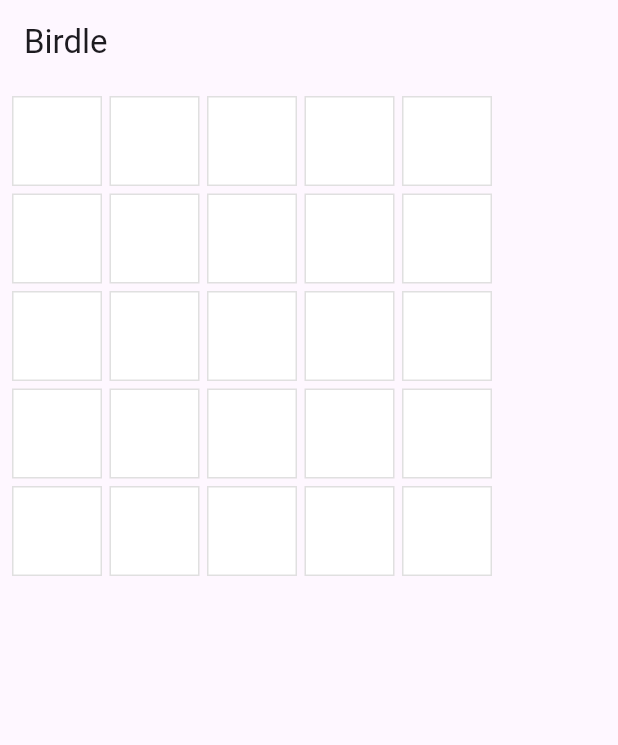
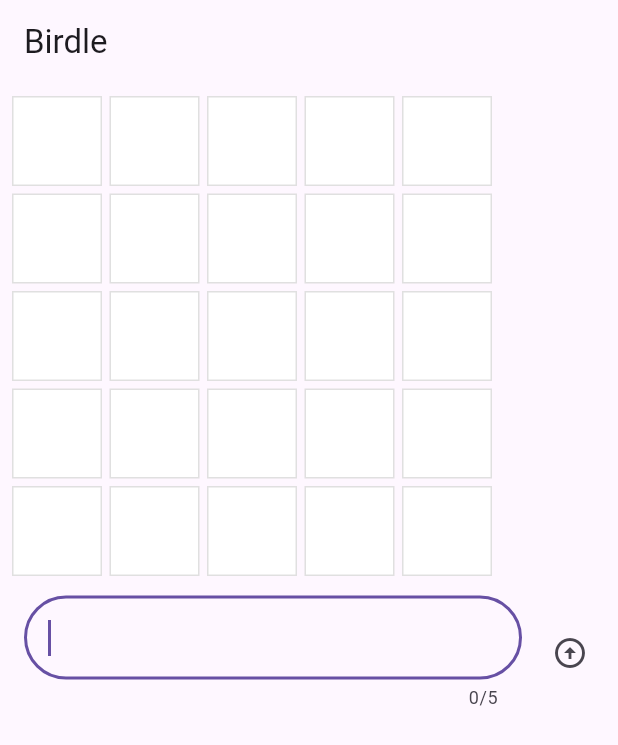
Before and after one commit to daviddc5/wordleWithFlutter, a Flutter app: the screen it shows after launch, on a phone screen of 412 x 824 dp. Shown: the top 745 px of the screen. Run offline on Flutter 3.47's test engine with Material 3 defaults, Android fonts, the phone set to English and light mode, and no system bars.

Commit message:
Implement GuessInput widget with submission handling in GamePage

```diff
--- a/birdle/lib/main.dart
+++ b/birdle/lib/main.dart
@@ -31,7 +31,7 @@ class MainApp extends StatelessWidget {
 
 class GamePage extends StatelessWidget {
   GamePage({super.key});
-  // This manages game logic, and is out of scope for this lesson.
+
   final Game _game = Game();
 
   @override
@@ -48,6 +48,12 @@ class GamePage extends StatelessWidget {
                 for (var letter in guess) Tile(letter.char, letter.type),
               ],
             ),
+          GuessInput(
+            onSubmitGuess: (guess) {
+              // TODO, handle guess
+              print(guess);
+            },
+          ),
         ],
       ),
     );
@@ -59,6 +65,15 @@ class GuessInput extends StatelessWidget {
 
   final void Function(String) onSubmitGuess;
 
+  final TextEditingController _textEditingController = TextEditingController();
+  final FocusNode _focusNode = FocusNode();
+
+  void _onSubmit() {
+    onSubmitGuess(_textEditingController.text.trim());
+    _textEditingController.clear();
+    _focusNode.requestFocus();
+  }
+
   @override
   Widget build(BuildContext context) {
     return Row(
@@ -68,13 +83,22 @@ class GuessInput extends StatelessWidget {
             padding: const EdgeInsets.all(8.0),
             child: TextField(
               maxLength: 5,
-              decoration: InputDecoration(
+              controller: _textEditingController,
+              autofocus: true,
+              focusNode: _focusNode,
+              decoration: const InputDecoration(
                 border: OutlineInputBorder(
                   borderRadius: BorderRadius.all(Radius.circular(35)),
                 ),
               ),
+              onSubmitted: (_) => _onSubmit(),
             ),
           ),
+        ),
+        IconButton(
+          padding: EdgeInsets.zero,
+          icon: const Icon(Icons.arrow_circle_up),
+          onPressed: _onSubmit,
         ),
       ],
     );
```
